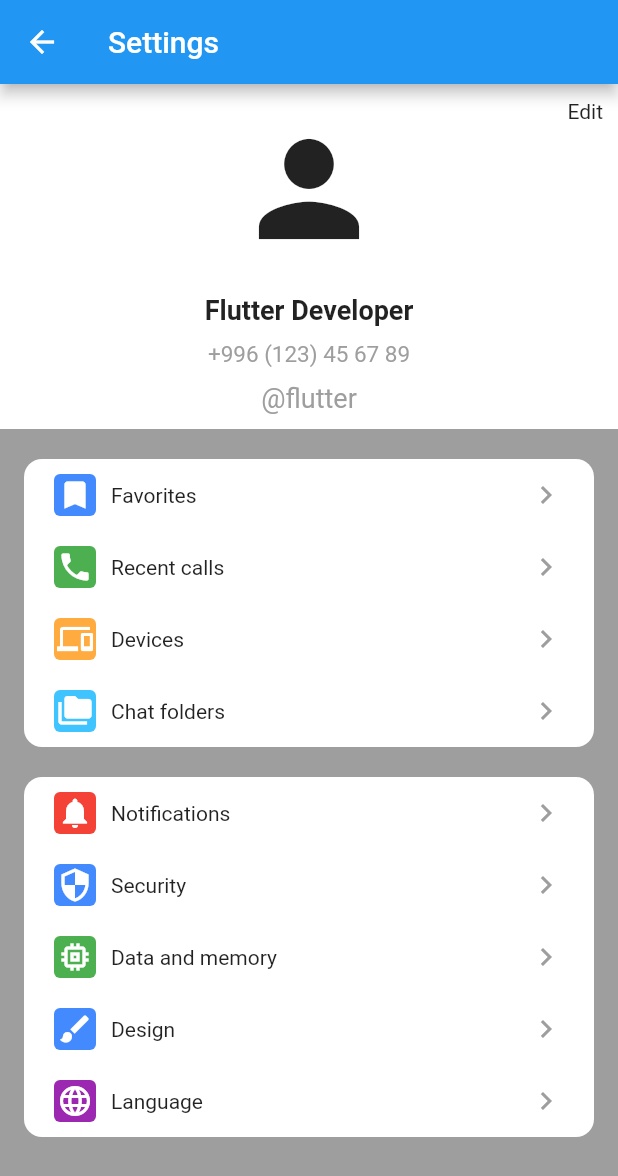
After one commit to jstAga/startFlutter, a Flutter app: the screen it shows after launch, after a tap on "telegramSettings", on a phone screen of 412 x 824 dp. The commit adds this screen. Shown: the top 1176 px of the screen. Run offline on Flutter 3.47's test engine with Material 2 defaults, Android fonts, the phone set to English and light mode, and no system bars.

Commit message:
telegramSettingsScreen

```diff
--- a/lib/App.dart
+++ b/lib/App.dart
@@ -2,6 +2,7 @@ import 'package:flutter/material.dart';
 import 'package:start_flutter/ui/Home.dart';
 import 'package:start_flutter/ui/geekTech/2month/hw6m2.dart';
 import 'package:start_flutter/ui/geekTech/2month/hw7m2.dart';
+import 'package:start_flutter/ui/others/telegram_settings.dart';
 
 class App extends StatelessWidget {
   const App({super.key});
@@ -11,6 +12,7 @@ class App extends StatelessWidget {
     const Home home = Home();
     const Hw6m2 hw6m2 = Hw6m2();
     const Hw7m2 hw7m2 = Hw7m2();
+    TelegramSettings telegramSettings = TelegramSettings();
     return MaterialApp(
         title: 'Flutter Demo',
         debugShowCheckedModeBanner: false,
@@ -19,6 +21,7 @@ class App extends StatelessWidget {
           "/": (context) => home,
           "/hw6m2": (context) => hw6m2,
           "/hw7m2": (context) => hw7m2,
+          "/telegramSettings": (context) => telegramSettings,
         });
   }
 }
--- a/lib/ui/Home.dart
+++ b/lib/ui/Home.dart
@@ -26,7 +26,6 @@ class Home extends StatelessWidget {
                     child: const Text(
                       "hw6",
                     )),
-
                 TextButton(
                     style: TextButton.styleFrom(
                         backgroundColor: Colors.grey,
@@ -39,6 +38,15 @@ class Home extends StatelessWidget {
                     ))
               ],
             ),
+            Row(
+              children: [
+                TextButton(
+                    onPressed: () {
+                      Navigator.pushNamed(context, "/telegramSettings");
+                    },
+                    child: const Text("telegramSettings"))
+              ],
+            )
           ],
         ),
       ),
--- a/lib/ui/geekTech/utils/Constants.dart
+++ b/lib/ui/geekTech/utils/Constants.dart
@@ -3,8 +3,12 @@ import 'dart:ui';
 import 'package:start_flutter/ui/geekTech/utils/Ext.dart';
 
 class Constants {
+  //hw7m2
   static final Color lightGray = HexColor.fromHex("#949494");
   static final Color black = HexColor.fromHex("#1C1C1C");
   static final Color darkGray = HexColor.fromHex("#1C1C1C");
   static final Color orange = HexColor.fromHex("#FF9500");
+
+  //Telegram Settings
+  static final Color telegramBackground = HexColor.fromHex("#E9EBF0");
 }
--- /dev/null
+++ b/lib/ui/others/telegram_settings.dart
@@ -0,0 +1,241 @@
+import 'package:flutter/material.dart';
+import 'package:start_flutter/ui/geekTech/utils/Constants.dart';
+
+class TelegramSettings extends StatelessWidget {
+  final List<_MenuRowData> _mainMenuRowData = [
+    _MenuRowData(
+      Icons.bookmark,
+      Colors.blueAccent,
+      "Favorites",
+    ),
+    _MenuRowData(
+      Icons.phone,
+      Colors.green,
+      "Recent calls",
+    ),
+    _MenuRowData(
+      Icons.devices,
+      Colors.orangeAccent,
+      "Devices",
+    ),
+    _MenuRowData(
+      Icons.folder_copy,
+      Colors.lightBlueAccent,
+      "Chat folders",
+    )
+  ];
+
+  final List<_MenuRowData> _secondaryMenuRowData = [
+    _MenuRowData(Icons.notifications, Colors.red, "Notifications"),
+    _MenuRowData(
+      Icons.security,
+      Colors.blueAccent,
+      "Security",
+    ),
+    _MenuRowData(
+      Icons.memory,
+      Colors.green,
+      "Data and memory",
+    ),
+    _MenuRowData(
+      Icons.brush,
+      Colors.blueAccent,
+      "Design",
+    ),
+    _MenuRowData(
+      Icons.language,
+      Colors.purple,
+      "Language",
+    )
+  ];
+
+  TelegramSettings({Key? key}) : super(key: key);
+
+  @override
+  Widget build(BuildContext context) {
+    return Scaffold(
+      backgroundColor: Constants.telegramBackground,
+      appBar: AppBar(
+        title: const Text("Settings"),
+      ),
+      body: SizedBox(
+        width: double.infinity,
+        child: ListView(
+          // crossAxisAlignment: CrossAxisAlignment.center,
+          children: [
+            const _UserInfo(),
+            const SizedBox(
+              height: 20,
+            ),
+            _MenuWidget(
+              menuRowData: _mainMenuRowData,
+            ),
+            const SizedBox(
+              height: 20,
+            ),
+            _MenuWidget(
+              menuRowData: _secondaryMenuRowData,
+            ),
+          ],
+        ),
+      ),
+    );
+  }
+}
+
+class _MenuWidget extends StatelessWidget {
+  final List<_MenuRowData> menuRowData;
+
+  const _MenuWidget({Key? key, required this.menuRowData}) : super(key: key);
+
+  @override
+  Widget build(BuildContext context) {
+    return Container(
+      margin: const EdgeInsets.symmetric(horizontal: 16),
+      padding: const EdgeInsets.symmetric(horizontal: 4),
+      decoration: BoxDecoration(
+          color: Colors.white, borderRadius: BorderRadius.circular(12)),
+      width: double.infinity,
+      child: Column(
+          children:
+              menuRowData.map((i) => _MenuWidgetRow(widgetData: i)).toList()),
+    );
+  }
+}
+
+class _MenuRowData {
+  final IconData icon;
+  final Color color;
+  final String text;
+
+  _MenuRowData(this.icon, this.color, this.text);
+}
+
+class _MenuWidgetRow extends StatelessWidget {
+  final _MenuRowData widgetData;
+
+  const _MenuWidgetRow({required this.widgetData});
+
+  @override
+  Widget build(BuildContext context) {
+    return Padding(
+      padding: const EdgeInsets.symmetric(horizontal: 16, vertical: 10),
+      child: Row(
+        mainAxisSize: MainAxisSize.max,
+        children: [
+          Container(
+            padding: const EdgeInsets.all(2),
+            decoration: BoxDecoration(
+                color: widgetData.color,
+                borderRadius: BorderRadius.circular(4)),
+            child: Icon(
+              widgetData.icon,
+              color: Colors.white,
+            ),
+          ),
+          const SizedBox(
+            width: 10,
+          ),
+          Expanded(child: Text(widgetData.text)),
+          const Icon(
+            Icons.chevron_right,
+            color: Colors.grey,
+          )
+        ],
+      ),
+    );
+  }
+}
+
+class _UserInfo extends StatelessWidget {
+  const _UserInfo({Key? key}) : super(key: key);
+
+  @override
+  Widget build(BuildContext context) {
+    return Stack(
+      children: [
+        Container(
+          width: double.infinity,
+          color: Colors.white,
+          child: const Column(
+            children: [
+              SizedBox(
+                height: 20,
+              ),
+              _Avatar(),
+              SizedBox(
+                height: 20,
+              ),
+              _UserName(),
+              SizedBox(
+                height: 10,
+              ),
+              _UserPhone(),
+              SizedBox(
+                height: 10,
+              ),
+              _UserNickName(),
+              SizedBox(
+                height: 10,
+              ),
+            ],
+          ),
+        ),
+        const Positioned(
+          top: 10,
+          right: 10,
+          child: Text("Edit"),
+        ),
+        // Positioned(child: child)
+      ],
+    );
+  }
+}
+
+class _UserNickName extends StatelessWidget {
+  const _UserNickName();
+
+  @override
+  Widget build(BuildContext context) {
+    return const Text(
+      "@flutter",
+      style: TextStyle(color: Colors.grey, fontSize: 18),
+    );
+  }
+}
+
+class _UserPhone extends StatelessWidget {
+  const _UserPhone();
+
+  @override
+  Widget build(BuildContext context) {
+    return const Text(
+      "+996 (123) 45 67 89",
+      style: TextStyle(color: Colors.grey, fontSize: 15),
+    );
+  }
+}
+
+class _UserName extends StatelessWidget {
+  const _UserName();
+
+  @override
+  Widget build(BuildContext context) {
+    return const Text(
+      "Flutter Developer",
+      style: TextStyle(fontWeight: FontWeight.bold, fontSize: 18),
+    );
+  }
+}
+
+class _Avatar extends StatelessWidget {
+  const _Avatar();
+
+  @override
+  Widget build(BuildContext context) {
+    return const Icon(
+      Icons.person,
+      size: 100,
+    );
+  }
+}
```
